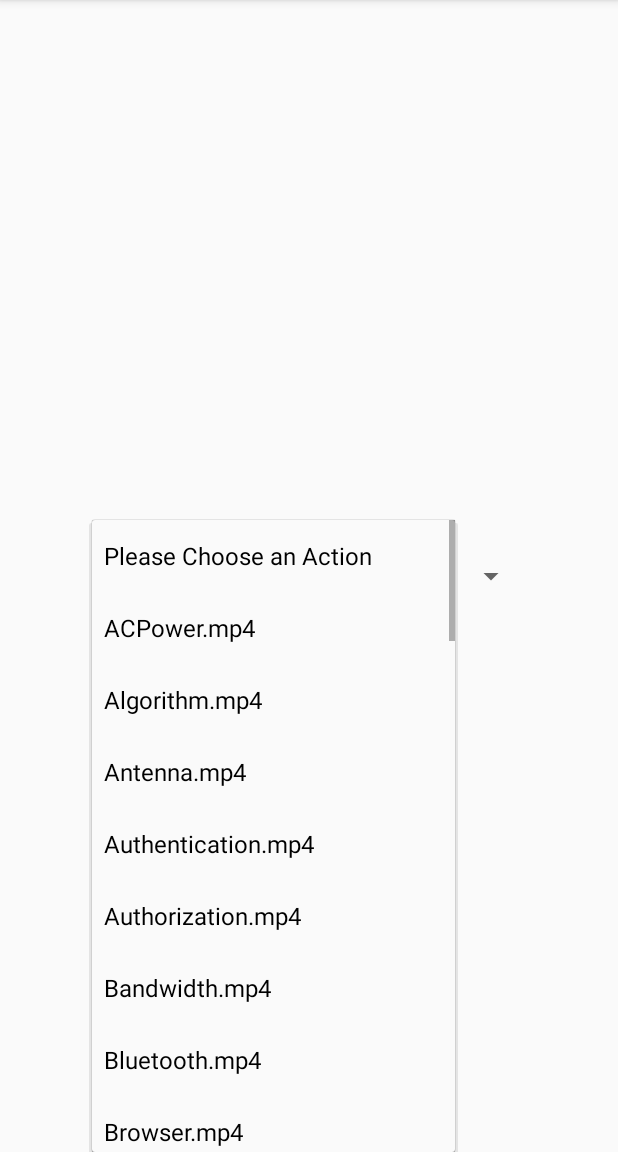
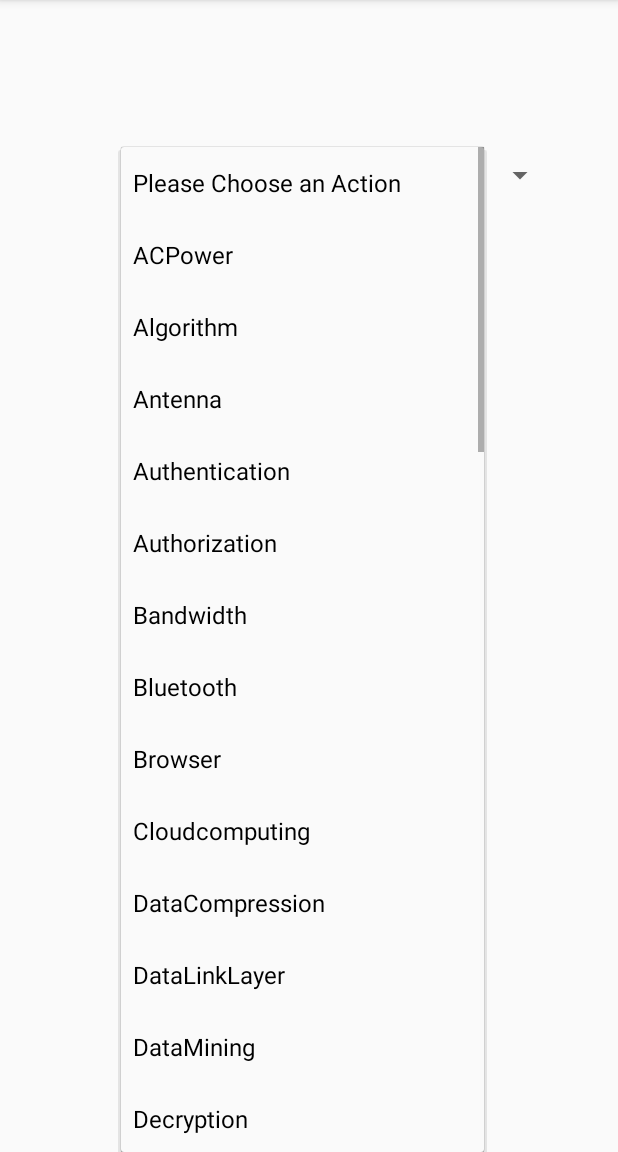
Before and after one commit to Mobile-Computing-Summer-2022-Group-1/assignment-1, an Android app: the screen it shows after launch (MainActivity), after a tap on "Please Choose an Action", on a phone screen of 412 x 824 dp, the part 84-1236 px from its top. Run offline under Robolectric (Android 15) with nearby library versions, the phone set to English and light mode, and no system bars.

Commit message:
03.06.2021 - Modified naming convention for Video & Return to Manactivity from last page

```diff
--- a/app/src/main/java/com/example/cse535_assignment_1/MainActivity.java
+++ b/app/src/main/java/com/example/cse535_assignment_1/MainActivity.java
@@ -19,51 +19,51 @@ public class MainActivity extends AppCompatActivity {
     Spinner spinner;
     protected Map<String, String> signUrls = new LinkedHashMap<String, String>() {{
         put("Please Choose an Action", "Dummy Value");
-        put("ACPower.mp4", "https://www.dropbox.com/sh/uw4569iupasxuyk/AAC2q_9gv9Uai__KsL6bFH8qa/ACPower.mp4?raw=1");
-        put("Algorithm.mp4", "https://www.dropbox.com/sh/uw4569iupasxuyk/AAB5KcvXYJO7jK33i9BGZsT2a/Algorithm.mp4?raw=1");
-        put("Antenna.mp4", "https://www.dropbox.com/sh/uw4569iupasxuyk/AACDRZKqnY5ZuiwyhTzXwXOva/Antenna.mp4?raw=1");
-        put("Authentication.mp4", "https://www.dropbox.com/sh/uw4569iupasxuyk/AACDKXA5SSD75Rf3LeRMG1tFa/Authentication.mp4?raw=1");
-        put("Authorization.mp4", "https://www.dropbox.com/sh/uw4569iupasxuyk/AADfCPTWrrQvRtN7NQZsgxBLa/Authorization.mp4?raw=1");
-        put("Bandwidth.mp4", "https://www.dropbox.com/sh/uw4569iupasxuyk/AADFSKg2ljCa51Zex1HDXOeza/Bandwidth.mp4?raw=1");
-        put("Bluetooth.mp4", "https://www.dropbox.com/sh/uw4569iupasxuyk/AAAa-8WCxIx-CMypnPkv2cVja/Bluetooth.mp4?raw=1");
-        put("Browser.mp4", "https://www.dropbox.com/sh/uw4569iupasxuyk/AAAFrjJSdKC1e256M_fHG-Iia/Browser.mp4?raw=1");
-        put("Cloudcomputing.mp4", "https://www.dropbox.com/sh/uw4569iupasxuyk/AABx01dDg9ppoljPZJTid9UJa/Cloudcomputing.mp4?raw=1");
-        put("DataCompression.mp4", "https://www.dropbox.com/sh/uw4569iupasxuyk/AADUJztFtZbN9wrfKB8-xrYca/DataCompression.mp4?raw=1");
-        put("DataLinkLayer.mp4", "https://www.dropbox.com/sh/uw4569iupasxuyk/AACvsLy-jTVIpbI7AzLHoDUHa/DataLinkLayer.mp4?raw=1");
-        put("DataMining.mp4", "https://www.dropbox.com/sh/uw4569iupasxuyk/AAD4lWxzTnH7pqqGQA8Q_C2pa/DataMining.mp4?raw=1");
-        put("Decryption.mp4", "https://www.dropbox.com/sh/uw4569iupasxuyk/AADN7YrJ1rcl4G5rTcdfl3ska/Decryption.mp4?raw=1");
-        put("Domain.mp4", "https://www.dropbox.com/sh/uw4569iupasxuyk/AAAfMdcXuzAAGInrbl6wbHwba/Domain.mp4?raw=1");
-        put("Email.mp4", "https://www.dropbox.com/sh/uw4569iupasxuyk/AADymdlRov3X_OB8npSPEMXoa/Email.mp4?raw=1");
-        put("Exposure.mp4", "https://www.dropbox.com/sh/uw4569iupasxuyk/AABAy9O1K0o7RxeUmOpkDUfBa/Exposure.mp4?raw=1");
-        put("Filter.mp4", "https://www.dropbox.com/sh/uw4569iupasxuyk/AACrjIECJljMHkWSKXOmrzxda/Filter.mp4?raw=1");
-        put("Firewall.mp4", "https://www.dropbox.com/sh/uw4569iupasxuyk/AACNl3SddtXcITGCoj-K1lz4a/Firewall.mp4?raw=1");
-        put("Flooding.mp4", "https://www.dropbox.com/sh/uw4569iupasxuyk/AACd-2IAuH7cAZDnslGixiL-a/Flooding.mp4?raw=1");
-        put("Gateway.mp4", "https://www.dropbox.com/sh/uw4569iupasxuyk/AAAHB0OEd3qkGnkFzCDiRBD3a/Gateway.mp4?raw=1");
-        put("Hacker.mp4", "https://www.dropbox.com/sh/uw4569iupasxuyk/AABeodApQRsGY9-gAmKHjQAda/Hacker.mp4?raw=1");
-        put("Header.mp4", "https://www.dropbox.com/sh/uw4569iupasxuyk/AACzaXVCUp-iRwYDoswLKofxa/Header.mp4?raw=1");
-        put("HotSwap.mp4", "https://www.dropbox.com/sh/uw4569iupasxuyk/AAAzp8csGFMQ0xfiqF9Anoraa/HotSwap.mp4?raw=1");
-        put("Hyperlink.mp4", "https://www.dropbox.com/sh/uw4569iupasxuyk/AABgJD-_J48TPjrMs2SjyLApa/Hyperlink.mp4?raw=1");
-        put("Infrastructure.mp4", "https://www.dropbox.com/sh/uw4569iupasxuyk/AAA5E1INRbAmH2p8JaAD7Vkua/Infrastructure.mp4?raw=1");
-        put("Integrity.mp4", "https://www.dropbox.com/sh/uw4569iupasxuyk/AACfQNcOaUvl2TJqJfz-1-KWa/Integrity.mp4?raw=1");
-        put("Internet.mp4", "https://www.dropbox.com/sh/uw4569iupasxuyk/AABr9lJJTMkhSuEPXtNwBlspa/Internet.mp4?raw=1");
-        put("Intranet.mp4", "https://www.dropbox.com/sh/uw4569iupasxuyk/AABpUDE-tTGP7lVjNfOdHsOla/Intranet.mp4?raw=1");
-        put("Latency.mp4", "https://www.dropbox.com/sh/uw4569iupasxuyk/AABkjjFNuosP895YHxZF4TBpa/Latency.mp4?raw=1");
-        put("Loopback.mp4", "https://www.dropbox.com/sh/uw4569iupasxuyk/AAAXKyt0hfrPVLW7tguX6FTWa/Loopback.mp4?raw=1");
-        put("Motherboard.mp4", "https://www.dropbox.com/sh/uw4569iupasxuyk/AAAnPw7B9M1AeHbVrvHQFL4La/Motherboard.mp4?raw=1");
-        put("Network.mp4", "https://www.dropbox.com/sh/uw4569iupasxuyk/AACDqJkkY-5wdQW4Ywm1Rmi0a/Network.mp4?raw=1");
-        put("Networking.mp4", "https://www.dropbox.com/sh/uw4569iupasxuyk/AABGvKDmaGiVL9APCAi8_Wk-a/Networking.mp4?raw=1");
-        put("Networklayer.mp4", "https://www.dropbox.com/sh/uw4569iupasxuyk/AAASipMMxZnySm8hpKzSLp4Na/Networklayer.mp4?raw=1");
-        put("Node.mp4", "https://www.dropbox.com/sh/uw4569iupasxuyk/AACDyX0uCOQukL8FsUSHD-zba/Node.mp4?raw=1");
-        put("Packet.mp4", "https://www.dropbox.com/sh/uw4569iupasxuyk/AABw8dQvkKNwZRL95D1M3l5oa/Packet.mp4?raw=1");
-        put("Partition.mp4", "https://www.dropbox.com/sh/uw4569iupasxuyk/AABspfIXa0S6TlGN5X1T3ljXa/Partition.mp4?raw=1");
-        put("PasswordSniffing.mp4", "https://www.dropbox.com/sh/uw4569iupasxuyk/AAD70I-4qpe0ZUbUy34AQcwaa/PasswordSniffing.mp4?raw=1");
-        put("Patch.mp4", "https://www.dropbox.com/sh/uw4569iupasxuyk/AABfjbLy7HiNB9Mr3uIOH2Vha/Patch.mp4?raw=1");
-        put("Phishing.mp4", "https://www.dropbox.com/sh/uw4569iupasxuyk/AAB-16-y5G3Xu08nzY4K9n7Ca/Phishing.mp4?raw=1");
-        put("PhysicalLayer.mp4", "https://www.dropbox.com/sh/uw4569iupasxuyk/AADMO_FV6e9LY_pc5ykSS43La/PhysicalLayer.mp4?raw=1");
-        put("Ping.mp4", "https://www.dropbox.com/sh/uw4569iupasxuyk/AAA86a02ciUb6wp6KHRuiRcRa/Ping.mp4?raw=1");
-        put("Portscan.mp4", "https://www.dropbox.com/sh/uw4569iupasxuyk/AACWPwl6wWrBNPZ8dgqW1Fwna/Portscan.mp4?raw=1");
-        put("PresentationLayer.mp4", "https://www.dropbox.com/sh/uw4569iupasxuyk/AACHNwv1rbnlzYddn23iTU19a/PresentationLayer.mp4?raw=1");
-        put("Protocol.mp4", "https://www.dropbox.com/sh/uw4569iupasxuyk/AACdBpSkYp0dneMmKUGeUcuga/Protocol.mp4?raw=1");
+        put("ACPower", "https://www.dropbox.com/sh/uw4569iupasxuyk/AAC2q_9gv9Uai__KsL6bFH8qa/ACPower.mp4?raw=1");
+        put("Algorithm", "https://www.dropbox.com/sh/uw4569iupasxuyk/AAB5KcvXYJO7jK33i9BGZsT2a/Algorithm.mp4?raw=1");
+        put("Antenna", "https://www.dropbox.com/sh/uw4569iupasxuyk/AACDRZKqnY5ZuiwyhTzXwXOva/Antenna.mp4?raw=1");
+        put("Authentication", "https://www.dropbox.com/sh/uw4569iupasxuyk/AACDKXA5SSD75Rf3LeRMG1tFa/Authentication.mp4?raw=1");
+        put("Authorization", "https://www.dropbox.com/sh/uw4569iupasxuyk/AADfCPTWrrQvRtN7NQZsgxBLa/Authorization.mp4?raw=1");
+        put("Bandwidth", "https://www.dropbox.com/sh/uw4569iupasxuyk/AADFSKg2ljCa51Zex1HDXOeza/Bandwidth.mp4?raw=1");
+        put("Bluetooth", "https://www.dropbox.com/sh/uw4569iupasxuyk/AAAa-8WCxIx-CMypnPkv2cVja/Bluetooth.mp4?raw=1");
+        put("Browser", "https://www.dropbox.com/sh/uw4569iupasxuyk/AAAFrjJSdKC1e256M_fHG-Iia/Browser.mp4?raw=1");
+        put("Cloudcomputing", "https://www.dropbox.com/sh/uw4569iupasxuyk/AABx01dDg9ppoljPZJTid9UJa/Cloudcomputing.mp4?raw=1");
+        put("DataCompression", "https://www.dropbox.com/sh/uw4569iupasxuyk/AADUJztFtZbN9wrfKB8-xrYca/DataCompression.mp4?raw=1");
+        put("DataLinkLayer", "https://www.dropbox.com/sh/uw4569iupasxuyk/AACvsLy-jTVIpbI7AzLHoDUHa/DataLinkLayer.mp4?raw=1");
+        put("DataMining", "https://www.dropbox.com/sh/uw4569iupasxuyk/AAD4lWxzTnH7pqqGQA8Q_C2pa/DataMining.mp4?raw=1");
+        put("Decryption", "https://www.dropbox.com/sh/uw4569iupasxuyk/AADN7YrJ1rcl4G5rTcdfl3ska/Decryption.mp4?raw=1");
+        put("Domain", "https://www.dropbox.com/sh/uw4569iupasxuyk/AAAfMdcXuzAAGInrbl6wbHwba/Domain.mp4?raw=1");
+        put("Email", "https://www.dropbox.com/sh/uw4569iupasxuyk/AADymdlRov3X_OB8npSPEMXoa/Email.mp4?raw=1");
+        put("Exposure", "https://www.dropbox.com/sh/uw4569iupasxuyk/AABAy9O1K0o7RxeUmOpkDUfBa/Exposure.mp4?raw=1");
+        put("Filter", "https://www.dropbox.com/sh/uw4569iupasxuyk/AACrjIECJljMHkWSKXOmrzxda/Filter.mp4?raw=1");
+        put("Firewall", "https://www.dropbox.com/sh/uw4569iupasxuyk/AACNl3SddtXcITGCoj-K1lz4a/Firewall.mp4?raw=1");
+        put("Flooding", "https://www.dropbox.com/sh/uw4569iupasxuyk/AACd-2IAuH7cAZDnslGixiL-a/Flooding.mp4?raw=1");
+        put("Gateway", "https://www.dropbox.com/sh/uw4569iupasxuyk/AAAHB0OEd3qkGnkFzCDiRBD3a/Gateway.mp4?raw=1");
+        put("Hacker", "https://www.dropbox.com/sh/uw4569iupasxuyk/AABeodApQRsGY9-gAmKHjQAda/Hacker.mp4?raw=1");
+        put("Header", "https://www.dropbox.com/sh/uw4569iupasxuyk/AACzaXVCUp-iRwYDoswLKofxa/Header.mp4?raw=1");
+        put("HotSwap", "https://www.dropbox.com/sh/uw4569iupasxuyk/AAAzp8csGFMQ0xfiqF9Anoraa/HotSwap.mp4?raw=1");
+        put("Hyperlink", "https://www.dropbox.com/sh/uw4569iupasxuyk/AABgJD-_J48TPjrMs2SjyLApa/Hyperlink.mp4?raw=1");
+        put("Infrastructure", "https://www.dropbox.com/sh/uw4569iupasxuyk/AAA5E1INRbAmH2p8JaAD7Vkua/Infrastructure.mp4?raw=1");
+        put("Integrity", "https://www.dropbox.com/sh/uw4569iupasxuyk/AACfQNcOaUvl2TJqJfz-1-KWa/Integrity.mp4?raw=1");
+        put("Internet", "https://www.dropbox.com/sh/uw4569iupasxuyk/AABr9lJJTMkhSuEPXtNwBlspa/Internet.mp4?raw=1");
+        put("Intranet", "https://www.dropbox.com/sh/uw4569iupasxuyk/AABpUDE-tTGP7lVjNfOdHsOla/Intranet.mp4?raw=1");
+        put("Latency", "https://www.dropbox.com/sh/uw4569iupasxuyk/AABkjjFNuosP895YHxZF4TBpa/Latency.mp4?raw=1");
+        put("Loopback", "https://www.dropbox.com/sh/uw4569iupasxuyk/AAAXKyt0hfrPVLW7tguX6FTWa/Loopback.mp4?raw=1");
+        put("Motherboard", "https://www.dropbox.com/sh/uw4569iupasxuyk/AAAnPw7B9M1AeHbVrvHQFL4La/Motherboard.mp4?raw=1");
+        put("Network", "https://www.dropbox.com/sh/uw4569iupasxuyk/AACDqJkkY-5wdQW4Ywm1Rmi0a/Network.mp4?raw=1");
+        put("Networking", "https://www.dropbox.com/sh/uw4569iupasxuyk/AABGvKDmaGiVL9APCAi8_Wk-a/Networking.mp4?raw=1");
+        put("Networklayer", "https://www.dropbox.com/sh/uw4569iupasxuyk/AAASipMMxZnySm8hpKzSLp4Na/Networklayer.mp4?raw=1");
+        put("Node", "https://www.dropbox.com/sh/uw4569iupasxuyk/AACDyX0uCOQukL8FsUSHD-zba/Node.mp4?raw=1");
+        put("Packet", "https://www.dropbox.com/sh/uw4569iupasxuyk/AABw8dQvkKNwZRL95D1M3l5oa/Packet.mp4?raw=1");
+        put("Partition", "https://www.dropbox.com/sh/uw4569iupasxuyk/AABspfIXa0S6TlGN5X1T3ljXa/Partition.mp4?raw=1");
+        put("PasswordSniffing", "https://www.dropbox.com/sh/uw4569iupasxuyk/AAD70I-4qpe0ZUbUy34AQcwaa/PasswordSniffing.mp4?raw=1");
+        put("Patch", "https://www.dropbox.com/sh/uw4569iupasxuyk/AABfjbLy7HiNB9Mr3uIOH2Vha/Patch.mp4?raw=1");
+        put("Phishing", "https://www.dropbox.com/sh/uw4569iupasxuyk/AAB-16-y5G3Xu08nzY4K9n7Ca/Phishing.mp4?raw=1");
+        put("PhysicalLayer", "https://www.dropbox.com/sh/uw4569iupasxuyk/AADMO_FV6e9LY_pc5ykSS43La/PhysicalLayer.mp4?raw=1");
+        put("Ping", "https://www.dropbox.com/sh/uw4569iupasxuyk/AAA86a02ciUb6wp6KHRuiRcRa/Ping.mp4?raw=1");
+        put("Portscan", "https://www.dropbox.com/sh/uw4569iupasxuyk/AACWPwl6wWrBNPZ8dgqW1Fwna/Portscan.mp4?raw=1");
+        put("PresentationLayer", "https://www.dropbox.com/sh/uw4569iupasxuyk/AACHNwv1rbnlzYddn23iTU19a/PresentationLayer.mp4?raw=1");
+        put("Protocol", "https://www.dropbox.com/sh/uw4569iupasxuyk/AACdBpSkYp0dneMmKUGeUcuga/Protocol.mp4?raw=1");
     }};
 
     @Override
@@ -98,6 +98,7 @@ public class MainActivity extends AppCompatActivity {
                     String videoUrl = signUrls.get(signText);
                     Intent intent = new Intent(MainActivity.this, VideoDisplay.class);
                     intent.putExtra(VideoDisplay.URL, videoUrl);
+                    intent.putExtra(VideoDisplay.Action, item);
                     startActivity(intent);
                 }
 
--- a/app/src/main/java/com/example/cse535_assignment_1/RecordGesture.java
+++ b/app/src/main/java/com/example/cse535_assignment_1/RecordGesture.java
@@ -32,6 +32,7 @@ public class RecordGesture extends AppCompatActivity {
     public static String Action;
     private final String LOG_TAG = "RECORD_GESTURE";
     private Uri fileUri;
+    String action;
     ActivityResultLauncher<Intent> activityResultLaunch = registerForActivityResult(
             new ActivityResultContracts.StartActivityForResult(),
             new ActivityResultCallback<ActivityResult>() {
@@ -58,6 +59,10 @@ public class RecordGesture extends AppCompatActivity {
         Button record = findViewById(R.id.record);
         Button upload = findViewById(R.id.upload);
 
+        //Saving the chosen Gesture action
+        Intent i = getIntent();
+        action = i.getStringExtra(Action);
+
         if (!hasCamera()) {
             record.setEnabled(false);
         }
@@ -69,6 +74,9 @@ public class RecordGesture extends AppCompatActivity {
             Toast.makeText(getApplicationContext(), "Starting to Upload", Toast.LENGTH_LONG).show();
             up1.execute();
             Toast.makeText(RecordGesture.this, "File uploaded successfully", Toast.LENGTH_LONG).show();
+            //GO Back To 1st Page
+            Intent intent = new Intent(RecordGesture.this, MainActivity.class);
+            startActivity(intent);
         });
 
 
@@ -95,14 +103,14 @@ public class RecordGesture extends AppCompatActivity {
         protected String doInBackground(String... strings) {
             try {
                 // Set Flask web-server URL
-                String url = "http://192.168.0.252:8085";
+                String url = "http://192.168.0.10:8085";
                 String charset = "UTF-8";
                 String group_id = "1";
                 String ASUid = "1219367110";
                 String accept = "1";
 
                 InputStream videoInputStream = getContentResolver().openInputStream(fileUri);
-                String videoFileName = "GESTURE_PRACTICE_" + practiceCount.getAndIncrement() + "_RAJ.mp4";
+                String videoFileName = action+ "_" + practiceCount.getAndIncrement() + "_MUKHERJEE.mp4";
 
                 String boundary = Long.toHexString(System.currentTimeMillis()); // Just generate some unique random value.
                 String CRLF = "\r\n"; // Line separator required by multipart/form-data.
--- a/app/src/main/java/com/example/cse535_assignment_1/VideoDisplay.java
+++ b/app/src/main/java/com/example/cse535_assignment_1/VideoDisplay.java
@@ -54,7 +54,7 @@ public class VideoDisplay extends AppCompatActivity {
             progressBar.setVisibility(View.GONE);
         });
 
-        //TO go back to the 1st Page
+        //TO go to the Next Page i.e Recording and Uploading Page
         practice.setOnClickListener(v -> {
             Intent intent = new Intent(VideoDisplay.this, RecordGesture.class);
             intent.putExtra(RecordGesture.Action, action);
--- a/app/src/main/res/layout/activity_main.xml
+++ b/app/src/main/res/layout/activity_main.xml
@@ -14,7 +14,9 @@
         android:layout_marginEnd="1dp"
         app:layout_constraintBottom_toBottomOf="parent"
         app:layout_constraintEnd_toEndOf="parent"
+        app:layout_constraintHorizontal_bias="0.663"
         app:layout_constraintStart_toStartOf="parent"
-        app:layout_constraintTop_toTopOf="parent" />
+        app:layout_constraintTop_toTopOf="parent"
+        app:layout_constraintVertical_bias="0.134" />
 
 </androidx.constraintlayout.widget.ConstraintLayout>
--- a/app/src/main/res/layout/activity_record_gesture.xml
+++ b/app/src/main/res/layout/activity_record_gesture.xml
@@ -9,23 +9,23 @@
 
     <Button
         android:id="@+id/record"
-        android:layout_width="wrap_content"
-        android:layout_height="wrap_content"
+        android:layout_width="93dp"
+        android:layout_height="64dp"
+        android:layout_marginStart="160dp"
         android:text="Record"
-        app:layout_constraintBottom_toBottomOf="parent"
-        app:layout_constraintEnd_toStartOf="@+id/upload"
-        app:layout_constraintHorizontal_bias="0.5"
+        app:layout_constraintBottom_toTopOf="@+id/upload"
         app:layout_constraintStart_toStartOf="parent"
-        app:layout_constraintTop_toTopOf="parent" />
+        app:layout_constraintTop_toTopOf="parent"
+        app:layout_constraintVertical_bias="0.605" />
 
     <Button
         android:id="@+id/upload"
-        android:layout_width="wrap_content"
-        android:layout_height="wrap_content"
+        android:layout_width="88dp"
+        android:layout_height="75dp"
+        android:layout_marginEnd="160dp"
         android:text="Upload"
         app:layout_constraintBottom_toBottomOf="parent"
         app:layout_constraintEnd_toEndOf="parent"
-        app:layout_constraintHorizontal_bias="0.5"
-        app:layout_constraintStart_toEndOf="@+id/record"
-        app:layout_constraintTop_toTopOf="parent" />
+        app:layout_constraintTop_toTopOf="parent"
+        app:layout_constraintVertical_bias="0.636" />
 </androidx.constraintlayout.widget.ConstraintLayout>
```
Also changed, not shown: 1 other file.
